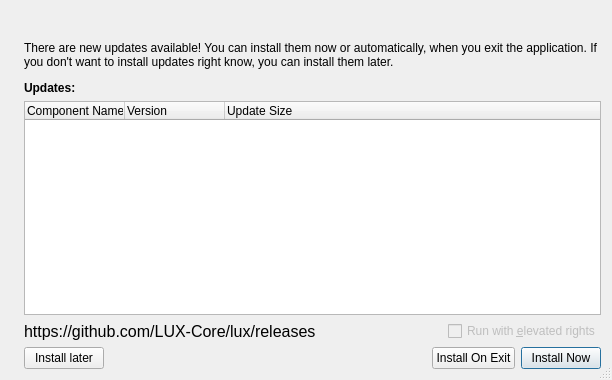
This is src/lux-installer/src/forms/updateinfodialog.ui in KingricharVD/astra as Qt 5 draws it before an edit. The edited form follows.
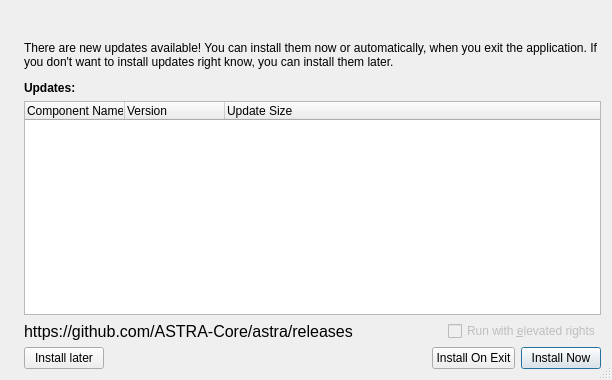
This is the edited form.

Diff of the .ui file:
```diff
--- a/src/lux-installer/src/forms/updateinfodialog.ui
+++ b/src/lux-installer/src/forms/updateinfodialog.ui
@@ -124,7 +124,7 @@
           </font>
          </property>
          <property name="text">
-          <string>https://github.com/LUX-Core/lux/releases</string>
+          <string>https://github.com/ASTRA-Core/astra/releases</string>
          </property>
         </widget>
        </item>
```
